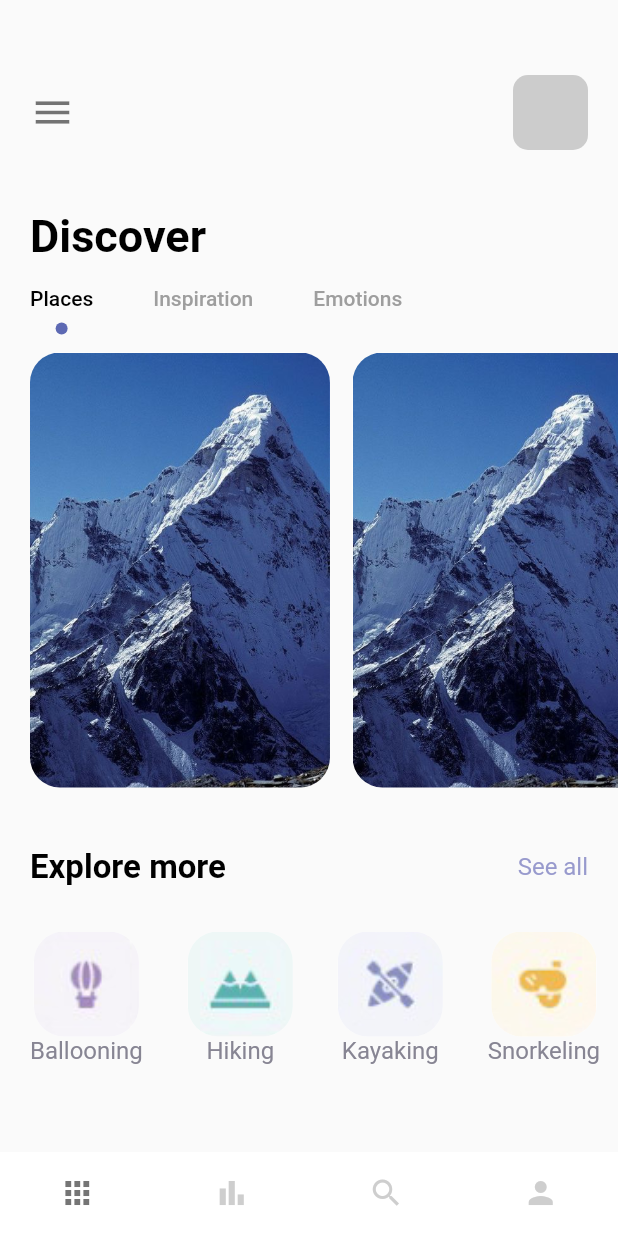
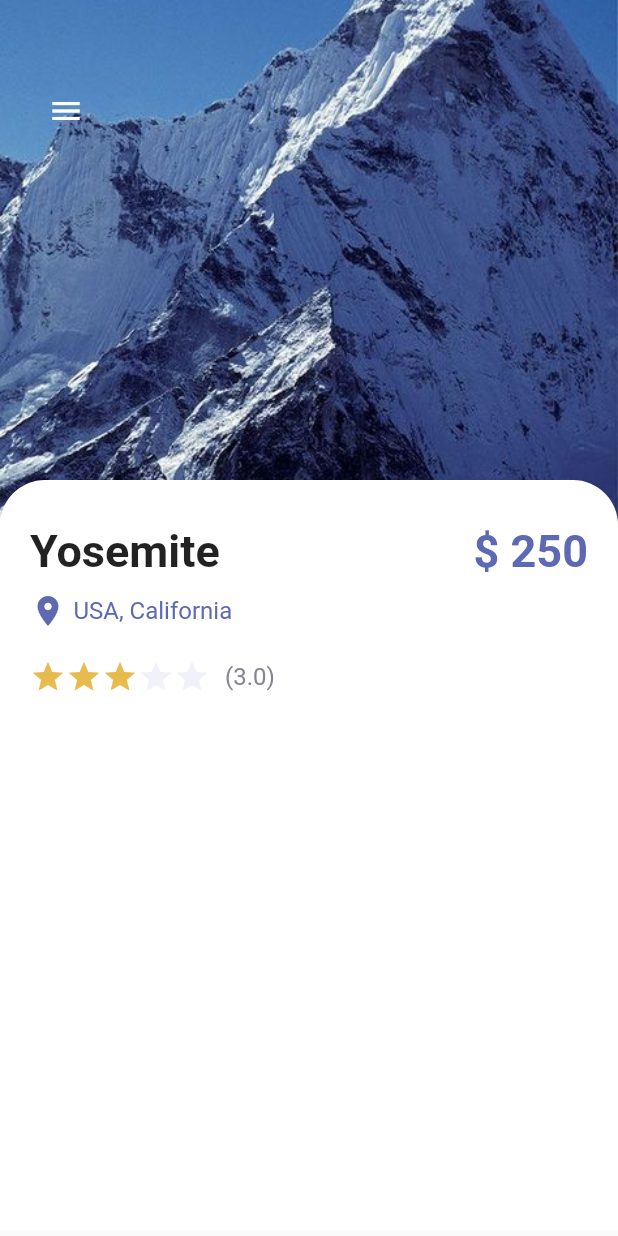
Before and after one commit to allie0147/travel_app_flutter, a Flutter app: the screen it shows after launch, on a phone screen of 412 x 824 dp. Run offline on Flutter 3.47's test engine with Material 2 defaults, Android fonts, the phone set to English and light mode, and no system bars.

Commit message:
Feat: Add detail page

```diff
--- a/lib/main.dart
+++ b/lib/main.dart
@@ -1,5 +1,5 @@
 import 'package:flutter/material.dart';
-import 'package:travel_app/pages/navPages/main_page.dart';
+import 'package:travel_app/pages/detail_page.dart';
 
 void main() {
   runApp(const MyApp());
@@ -20,6 +20,7 @@ class MyApp extends StatelessWidget {
         // highlightColor: Colors.transparent,
         primarySwatch: Colors.blue,
       ),
-        home: const MainPage());
+      home: const DetailPage(),
+    );
   }
 }
--- /dev/null
+++ b/lib/pages/detail_page.dart
@@ -0,0 +1,135 @@
+import 'package:flutter/material.dart';
+import 'package:travel_app/misc/colors.dart';
+import 'package:travel_app/widgets/app_large_text.dart';
+
+import '../widgets/app_text.dart';
+
+class DetailPage extends StatefulWidget {
+  const DetailPage({Key? key}) : super(key: key);
+
+  @override
+  State<DetailPage> createState() => _DetailPageState();
+}
+
+class _DetailPageState extends State<DetailPage> {
+  int gottenStars = 3;
+
+  @override
+  Widget build(BuildContext context) {
+    return Scaffold(
+      body: Container(
+        width: double.maxFinite,
+        height: double.maxFinite,
+        child: Stack(
+          children: [
+            Positioned(
+              child: Container(
+                width: double.maxFinite,
+                height: 350,
+                decoration: const BoxDecoration(
+                  image: DecorationImage(
+                    image: AssetImage('img/mountain.jpeg'),
+                    fit: BoxFit.cover,
+                  ),
+                ),
+              ),
+            ),
+            Positioned(
+              left: 20,
+              top: 50,
+              child: Row(
+                children: [
+                  IconButton(
+                    onPressed: () {},
+                    icon: const Icon(Icons.menu),
+                    color: Colors.white,
+                  ),
+                ],
+              ),
+            ),
+            Positioned(
+              top: 320,
+              child: Container(
+                padding: const EdgeInsets.only(
+                  left: 20,
+                  right: 20,
+                  top: 30,
+                ),
+                width: MediaQuery.of(context).size.width,
+                height: 500,
+                decoration: const BoxDecoration(
+                  color: Colors.white,
+                  borderRadius: BorderRadius.only(
+                    topLeft: Radius.circular(30),
+                    topRight: Radius.circular(30),
+                  ),
+                ),
+                child: Column(
+                  crossAxisAlignment: CrossAxisAlignment.start,
+                  children: [
+                    Row(
+                      mainAxisAlignment:
+                          MainAxisAlignment.spaceBetween,
+                      children: [
+                        AppLargeText(
+                          text: 'Yosemite',
+                          color: Colors.black87,
+                        ),
+                        AppLargeText(
+                          text: '\$ 250',
+                          color: AppColors.mainColor,
+                        ),
+                      ],
+                    ),
+                    const SizedBox(
+                      height: 10,
+                    ),
+                    Row(
+                      children: [
+                        const Icon(
+                          Icons.location_on,
+                          color: AppColors.mainColor,
+                        ),
+                        const SizedBox(
+                          width: 5,
+                        ),
+                        AppText(
+                          text: 'USA, California',
+                          color: AppColors.mainColor,
+                        ),
+                      ],
+                    ),
+                    const SizedBox(
+                      height: 20,
+                    ),
+                    Row(
+                      children: [
+                        Wrap(
+                          children: List.generate(5, (index) {
+                            return Icon(
+                              Icons.star,
+                              color: index < gottenStars
+                                  ? AppColors.starColor
+                                  : AppColors.buttonBackground,
+                            );
+                          }),
+                        ),
+                        const SizedBox(
+                          width: 10,
+                        ),
+                        AppText(
+                          text: '(3.0)',
+                          color: AppColors.textColor2,
+                        ),
+                      ],
+                    )
+                  ],
+                ),
+              ),
+            )
+          ],
+        ),
+      ),
+    );
+  }
+}
--- a/lib/pages/navPages/home_page.dart
+++ b/lib/pages/home_page.dart
@@ -2,7 +2,7 @@ import 'package:flutter/material.dart';
 import 'package:travel_app/misc/colors.dart';
 import 'package:travel_app/widgets/app_text.dart';
 
-import '../../widgets/app_large_text.dart';
+import '../widgets/app_large_text.dart';
 
 class HomePage extends StatefulWidget {
   const HomePage({Key? key}) : super(key: key);
@@ -167,6 +167,7 @@ class _HomePageState extends State<HomePage>
                         ),
                       ),
                       Container(
+                        margin: const EdgeInsets.only(top: 10),
                         child: AppText(
                           text: exploreImages.values.elementAt(index),
                           color: AppColors.textColor2,
--- a/lib/pages/navPages/main_page.dart
+++ b/lib/pages/navPages/main_page.dart
@@ -1,6 +1,6 @@
 import 'package:flutter/material.dart';
+import 'package:travel_app/pages/home_page.dart';
 import 'package:travel_app/pages/navPages/bar_item_page.dart';
-import 'package:travel_app/pages/navPages/home_page.dart';
 import 'package:travel_app/pages/navPages/my_page.dart';
 import 'package:travel_app/pages/navPages/search_page.dart';
 
```
Lines whose indentation alone changed are shown as unchanged.
